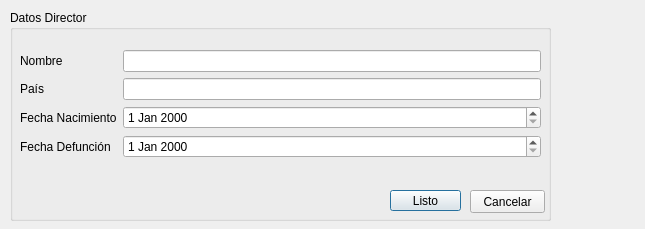
Before: the Qt Designer form Programa/ui_files/DirectorDialog.ui in fr4j4/TrabajoTallerConstruccionSw, drawn with Qt 5.
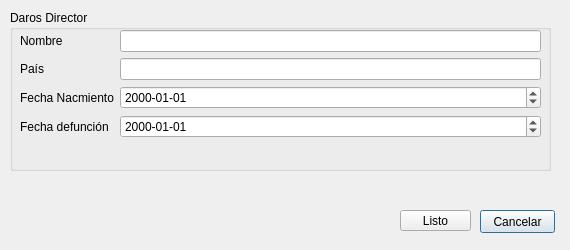
After: the same form once the commit is applied.

Diff of the .ui file:
```diff
--- a/Programa/ui_files/DirectorDialog.ui
+++ b/Programa/ui_files/DirectorDialog.ui
@@ -6,8 +6,8 @@
    <rect>
     <x>0</x>
     <y>0</y>
-    <width>645</width>
-    <height>229</height>
+    <width>570</width>
+    <height>250</height>
    </rect>
   </property>
   <property name="windowTitle">
@@ -19,17 +19,17 @@
      <x>10</x>
      <y>10</y>
      <width>541</width>
-     <height>211</height>
+     <height>161</height>
     </rect>
    </property>
    <property name="title">
-    <string>Datos Director</string>
+    <string>Daros Director</string>
    </property>
    <widget class="QWidget" name="formLayoutWidget">
     <property name="geometry">
      <rect>
       <x>10</x>
-      <y>40</y>
+      <y>20</y>
       <width>521</width>
       <height>128</height>
      </rect>
@@ -58,43 +58,39 @@
      <item row="2" column="0">
       <widget class="QLabel" name="label_3">
        <property name="text">
-        <string>Fecha Nacimiento</string>
+        <string>Fecha Nacmiento</string>
        </property>
       </widget>
      </item>
      <item row="2" column="1">
-      <widget class="QDateEdit" name="LNacimiento"/>
+      <widget class="QDateEdit" name="LNacimiento">
+       <property name="displayFormat">
+        <string>yyyy-MM-dd</string>
+       </property>
+      </widget>
      </item>
      <item row="3" column="0">
       <widget class="QLabel" name="label_4">
        <property name="text">
-        <string>Fecha Defunción</string>
+        <string>Fecha defunción</string>
        </property>
       </widget>
      </item>
      <item row="3" column="1">
-      <widget class="QDateEdit" name="LDefuncion"/>
+      <widget class="QDateEdit" name="LDefuncion">
+       <property name="displayFormat">
+        <string>yyyy-MM-dd</string>
+       </property>
+      </widget>
      </item>
     </layout>
    </widget>
-   <widget class="QPushButton" name="BListo">
-    <property name="geometry">
-     <rect>
-      <x>380</x>
-      <y>180</y>
-      <width>71</width>
-      <height>21</height>
-     </rect>
-    </property>
-    <property name="text">
-     <string>Listo</string>
-    </property>
    </widget>
    <widget class="QPushButton" name="BCancelar">
     <property name="geometry">
      <rect>
-      <x>460</x>
-      <y>180</y>
+     <x>480</x>
+     <y>210</y>
       <width>75</width>
       <height>23</height>
      </rect>
@@ -103,6 +99,18 @@
      <string>Cancelar</string>
     </property>
    </widget>
+  <widget class="QPushButton" name="BListo">
+   <property name="geometry">
+    <rect>
+     <x>400</x>
+     <y>210</y>
+     <width>71</width>
+     <height>21</height>
+    </rect>
+   </property>
+   <property name="text">
+    <string>Listo</string>
+   </property>
   </widget>
  </widget>
  <resources/>
```
Lines whose indentation alone changed are shown as unchanged.
